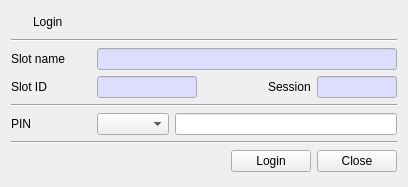
Above: CryptokiMan/login_dlg.ui from jykim74/CryptokiMan before the change. Below: the same form after it.
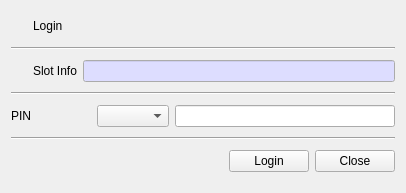
That is the form after the change. Icons and pictures are not drawn.

The edit to the form file:
```diff
--- a/CryptokiMan/login_dlg.ui
+++ b/CryptokiMan/login_dlg.ui
@@ -7,7 +7,7 @@
     <x>0</x>
     <y>0</y>
     <width>406</width>
-    <height>187</height>
+    <height>193</height>
    </rect>
   </property>
   <property name="minimumSize">
@@ -66,21 +66,21 @@
    </item>
    <item>
     <layout class="QGridLayout" name="gridLayout_3">
-     <item row="0" column="0">
+     <item row="0" column="1">
       <widget class="QLabel" name="label">
        <property name="minimumSize">
         <size>
-         <width>80</width>
+         <width>0</width>
          <height>0</height>
         </size>
        </property>
        <property name="text">
-        <string>Slot name</string>
+        <string>Slot Info</string>
        </property>
       </widget>
      </item>
-     <item row="0" column="1">
-      <widget class="QLineEdit" name="mSlotNameText">
+     <item row="0" column="2">
+      <widget class="QLineEdit" name="mSlotInfoText">
        <property name="minimumSize">
         <size>
          <width>300</width>
@@ -119,157 +119,28 @@
        </property>
       </widget>
      </item>
-    </layout>
-   </item>
-   <item>
-    <layout class="QHBoxLayout" name="horizontalLayout">
-     <item>
-      <widget class="QLabel" name="label_4">
+     <item row="0" column="0">
+      <widget class="QPushButton" name="mSlotBtn">
        <property name="minimumSize">
         <size>
-         <width>80</width>
+         <width>16</width>
          <height>0</height>
         </size>
        </property>
        <property name="maximumSize">
         <size>
-         <width>80</width>
+         <width>16</width>
          <height>16777215</height>
         </size>
        </property>
        <property name="text">
-        <string>Slot ID</string>
+        <string/>
        </property>
-      </widget>
-     </item>
-     <item>
-      <widget class="QLineEdit" name="mSlotIDText">
-       <property name="minimumSize">
-        <size>
-         <width>80</width>
-         <height>0</height>
-        </size>
+       <property name="icon">
+        <iconset resource="cryptokiman.qrc">
+         <normaloff>:/images/slot.png</normaloff>:/images/slot.png</iconset>
        </property>
-       <property name="maximumSize">
-        <size>
-         <width>100</width>
-         <height>16777215</height>
-        </size>
-       </property>
-       <property name="palette">
-        <palette>
-         <active>
-          <colorrole role="Base">
-           <brush brushstyle="SolidPattern">
-            <color alpha="255">
-             <red>221</red>
-             <green>221</green>
-             <blue>255</blue>
-            </color>
-           </brush>
-          </colorrole>
-         </active>
-         <inactive>
-          <colorrole role="Base">
-           <brush brushstyle="SolidPattern">
-            <color alpha="255">
-             <red>221</red>
-             <green>221</green>
-             <blue>255</blue>
-            </color>
-           </brush>
-          </colorrole>
-         </inactive>
-         <disabled>
-          <colorrole role="Base">
-           <brush brushstyle="SolidPattern">
-            <color alpha="255">
-             <red>240</red>
-             <green>240</green>
-             <blue>240</blue>
-            </color>
-           </brush>
-          </colorrole>
-         </disabled>
-        </palette>
-       </property>
-       <property name="readOnly">
-        <bool>true</bool>
-       </property>
-      </widget>
-     </item>
-     <item>
-      <spacer name="horizontalSpacer_3">
-       <property name="orientation">
-        <enum>Qt::Horizontal</enum>
-       </property>
-       <property name="sizeHint" stdset="0">
-        <size>
-         <width>40</width>
-         <height>20</height>
-        </size>
-       </property>
-      </spacer>
-     </item>
-     <item>
-      <widget class="QLabel" name="label_5">
-       <property name="text">
-        <string>Session</string>
-       </property>
-      </widget>
-     </item>
-     <item>
-      <widget class="QLineEdit" name="mSessionText">
-       <property name="minimumSize">
-        <size>
-         <width>80</width>
-         <height>0</height>
-        </size>
-       </property>
-       <property name="maximumSize">
-        <size>
-         <width>80</width>
-         <height>16777215</height>
-        </size>
-       </property>
-       <property name="palette">
-        <palette>
-         <active>
-          <colorrole role="Base">
-           <brush brushstyle="SolidPattern">
-            <color alpha="255">
-             <red>221</red>
-             <green>221</green>
-             <blue>255</blue>
-            </color>
-           </brush>
-          </colorrole>
-         </active>
-         <inactive>
-          <colorrole role="Base">
-           <brush brushstyle="SolidPattern">
-            <color alpha="255">
-             <red>221</red>
-             <green>221</green>
-             <blue>255</blue>
-            </color>
-           </brush>
-          </colorrole>
-         </inactive>
-         <disabled>
-          <colorrole role="Base">
-           <brush brushstyle="SolidPattern">
-            <color alpha="255">
-             <red>240</red>
-             <green>240</green>
-             <blue>240</blue>
-            </color>
-           </brush>
-          </colorrole>
-         </disabled>
-        </palette>
-       </property>
-       <property name="readOnly">
+       <property name="flat">
         <bool>true</bool>
        </property>
       </widget>
```
Left out of the diff: 4 changed lines with no effect on the pictures.
